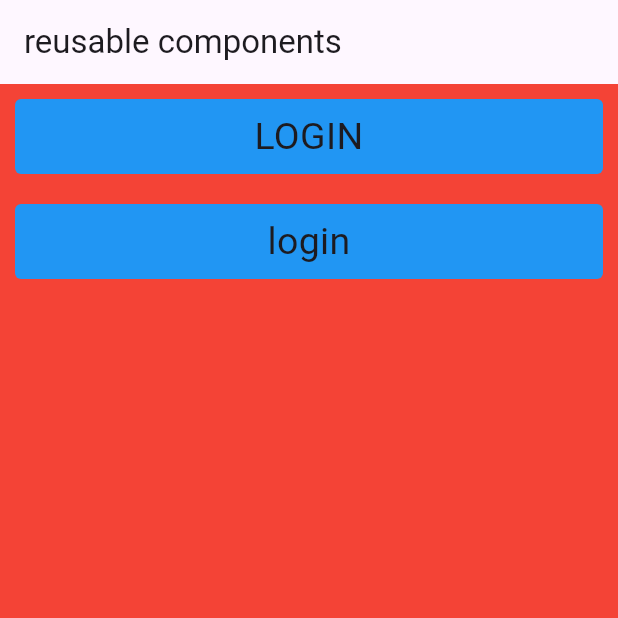
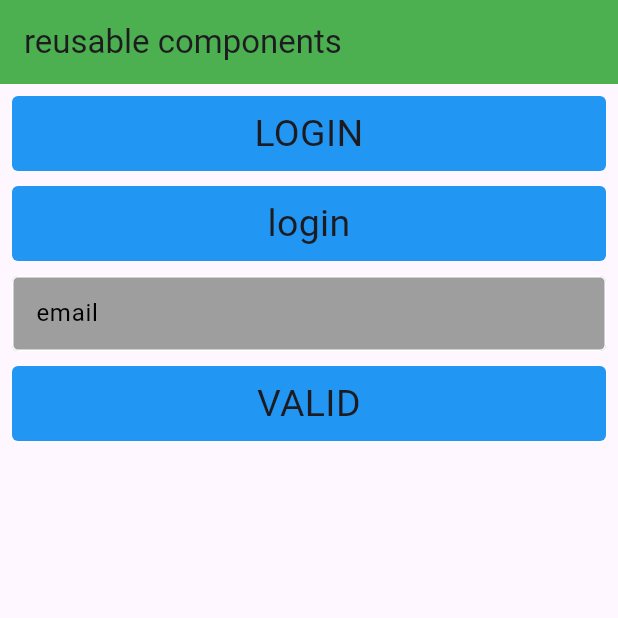
Before and after one commit to mohamedmousa2003/reusable-components, a Flutter app: the screen it shows after launch, on a phone screen of 412 x 824 dp, the top half of it. Run offline on Flutter 3.47's test engine with Material 3 defaults, Android fonts, the phone set to English and light mode, and no system bars.

Commit message:
CustomTextField and extension

```diff
--- a/lib/main.dart
+++ b/lib/main.dart
@@ -17,7 +17,7 @@ class MyApp extends StatelessWidget {
       initialRoute: HomeScreen.routeName,
       //route == map
       routes: {
-        HomeScreen.routeName : (context)=> const HomeScreen(),
+        HomeScreen.routeName : (context)=>  HomeScreen(),
       },
     );
   }
--- a/lib/pages/home/home_screen.dart
+++ b/lib/pages/home/home_screen.dart
@@ -1,30 +1,49 @@
 import 'package:flutter/material.dart';
 
 import '../shared/components/components.dart';
+import '../shared/components/custom_text_field.dart';
 
 class HomeScreen extends StatelessWidget {
   static String routeName ="home";
-  const HomeScreen({super.key});
-
+   HomeScreen({super.key});
+  var emailCController= TextEditingController() ;
+  var formKey = GlobalKey<FormState>();
   @override
   Widget build(BuildContext context) {
     return  Scaffold(
-      backgroundColor: Colors.red,
       appBar: AppBar(
         title: const Text("reusable components"),
+        backgroundColor: Colors.green,
       ),
-      body: Column(
-        children: [
-          defaultButton(
-            title: "login",
-            onTap: (){},
+      body: Form(
+        key: formKey,
+        child: Padding(
+          padding: const EdgeInsets.all(8.0),
+          child: Column(
+            children: [
+              defaultButton(title: "login", onTap: (){},),
+              10.height, // as to create extension --> Sizebox بدل ما اكتب كل شوية
+              defaultButton(title: "login", onTap:  (){}, isUpperCase: false,),
+              10.height, // as to create extension --> Sizebox بدل ما اكتب كل شوية
+              CustomTextField(
+                onValidate: (text){
+                  if (text == null || text.trim().isEmpty) {
+                  return "please enter your Name";
+                  }
+                  return null;
+                },
+                controller: emailCController,
+                label: "email",
+
+
+              ),
+              10.height, // as to create extension --> Sizebox بدل ما اكتب كل شوية
+              defaultButton(title: "valid", onTap: (){
+                 if (formKey.currentState?.validate() == true) {}
+              },),
+            ],
           ),
-          defaultButton(
-            title: "login",
-            onTap:  (){},
-            isUpperCase: false,
-          ),
-        ],
+        ),
       ),
     );
   }
--- a/lib/pages/shared/components/components.dart
+++ b/lib/pages/shared/components/components.dart
@@ -12,7 +12,6 @@ Widget defaultButton({
     InkWell(
       onTap: onTap,
       child: Container(
-        margin: const EdgeInsets.all(10),
         width: width,
         height: height,
         decoration: BoxDecoration(
@@ -29,3 +28,10 @@ Widget defaultButton({
             )),
       ),
     );
+
+// SizeBox
+extension View on num {
+  Widget get height => SizedBox(height: toDouble());
+
+  Widget get width => SizedBox(width: toDouble());
+}
--- /dev/null
+++ b/lib/pages/shared/components/custom_extension.dart
@@ -0,0 +1,10 @@
+/*
+import 'package:flutter/material.dart';
+// SizeBox
+extension View on num {
+  Widget get height => SizedBox(height: toDouble());
+
+  Widget get width => SizedBox(width: toDouble());
+}
+
+ */
--- /dev/null
+++ b/lib/pages/shared/components/custom_text_field.dart
@@ -0,0 +1,166 @@
+import 'package:flutter/material.dart';
+import 'package:flutter/services.dart';
+
+class CustomTextField extends StatefulWidget {
+  final TextEditingController? controller;
+  final bool? isPassword;
+  final String? hint;
+  final String? label;
+  final bool? enabled;
+  final int? maxLines, minLines, maxLength;
+  final String? obscuringCharacter, value;
+  final String? Function(String?)? onValidate;
+  final void Function(String?)? onChanged, onFieldSubmitted, onSaved;
+  final void Function()? onEditingComplete, onTap;
+  final TextInputType? keyboardType;
+  final List<TextInputFormatter>? inputFormatters;
+  final Widget? suffixWidget, prefixIcon;
+  final IconData? icon;
+  final TextInputAction? action;
+  final FocusNode? focusNode;
+
+  const CustomTextField({
+    super.key,
+    this.controller,
+    this.isPassword,
+    this.hint,
+    this.label,
+    this.enabled,
+    this.obscuringCharacter,
+    this.value,
+    this.onValidate,
+    this.onChanged,
+    this.onFieldSubmitted,
+    this.onEditingComplete,
+    this.onSaved,
+    this.onTap,
+    this.maxLines = 1,
+    this.minLines = 1,
+    this.maxLength,
+    this.keyboardType,
+    this.inputFormatters,
+    this.suffixWidget,
+    this.icon,
+    this.prefixIcon,
+    this.action,
+    this.focusNode,
+  });
+  @override
+  State<CustomTextField> createState() => _CustomTextFieldState();
+}
+
+class _CustomTextFieldState extends State<CustomTextField> {
+  bool obscureText = true;
+  @override
+  Widget build(BuildContext context) {
+    var theme = Theme.of(context);
+
+    return TextFormField(
+      controller: widget.controller,
+      initialValue: widget.value,
+      validator: widget.onValidate,
+      onChanged: widget.onChanged,
+      onEditingComplete: widget.onEditingComplete,
+      onFieldSubmitted: widget.onFieldSubmitted,
+      onSaved: widget.onSaved,
+      onTap: widget.onTap,
+      maxLines: widget.maxLines,
+      minLines: widget.minLines,
+      maxLength: widget.maxLength,
+      obscureText: widget.isPassword ?? false ? obscureText : false,
+      obscuringCharacter: '*',
+      keyboardType: widget.keyboardType,
+      inputFormatters: widget.inputFormatters,
+      enabled: widget.enabled,
+      style: theme.textTheme.titleSmall!.copyWith(
+        color: Colors.red, // الخط اللي بيكنب داخل TextFormField
+      ),
+      autovalidateMode: AutovalidateMode.onUserInteraction,
+      textInputAction: widget.action ?? TextInputAction.done,
+      focusNode: widget.focusNode,
+      decoration: InputDecoration(
+        fillColor: Colors.grey,
+        filled: true,
+        labelText:widget.label,
+        labelStyle: const TextStyle(fontSize: 16, color: Colors.black),
+        suffixIcon: widget.isPassword ?? false
+            ? InkWell(
+          onTap: () {
+            setState(() {
+              obscureText = !obscureText;
+            });
+          },
+          child: Icon(
+            obscureText ? Icons.visibility : Icons.visibility_off,
+            color: Colors.grey,
+          ),
+        )
+            : widget.suffixWidget,
+        prefixIcon: widget.prefixIcon,
+        hintText: widget.hint,
+        hintStyle: const TextStyle(fontSize: 16, color: Colors.grey),
+        counterText: "",
+        border: OutlineInputBorder(
+          borderRadius: BorderRadius.circular(4),
+          borderSide: const BorderSide(
+            color: Colors.white,
+            width: 1,
+          ),
+        ),
+        // suffix: isPass widget.suffixWidget,
+        contentPadding: const EdgeInsets.only(
+          top: 15,
+          left: 12,
+          right: 12,
+          bottom: 15,
+        ),
+        enabledBorder: OutlineInputBorder(
+          borderRadius: BorderRadius.circular(4),
+          // Border
+          borderSide: const BorderSide(
+            color: Colors.white,
+            width: 1,
+          ),
+        ),
+        errorStyle: const TextStyle(color: Colors.red),
+        errorMaxLines: 4,
+        errorBorder: OutlineInputBorder(
+          borderRadius: BorderRadius.circular(4),
+          borderSide: const BorderSide(
+            color: Colors.red,
+            width: 1,
+          ),
+        ),
+      ),
+    );
+  }
+}
+
+/*
+ decoration: const InputDecoration(
+
+                  // color TextFormField
+                  fillColor: Colors.grey,
+                  filled: true ,
+
+                  // before hint text or label text
+                  prefixIcon: Icon(Icons.email),
+
+                  //hintText: "email",
+                  suffixIcon: Icon(Icons.add_circle),
+                  labelText: "email",
+
+                  hintStyle: TextStyle(fontSize: 25),
+                  hintMaxLines: 1,
+
+
+
+                  enabledBorder: OutlineInputBorder(
+                    borderRadius: BorderRadius.all(Radius.circular(4)),
+                    borderSide: BorderSide(
+                      color: Colors.red,
+                      width: 2
+                    )
+                  )
+                ),
+ */
```
